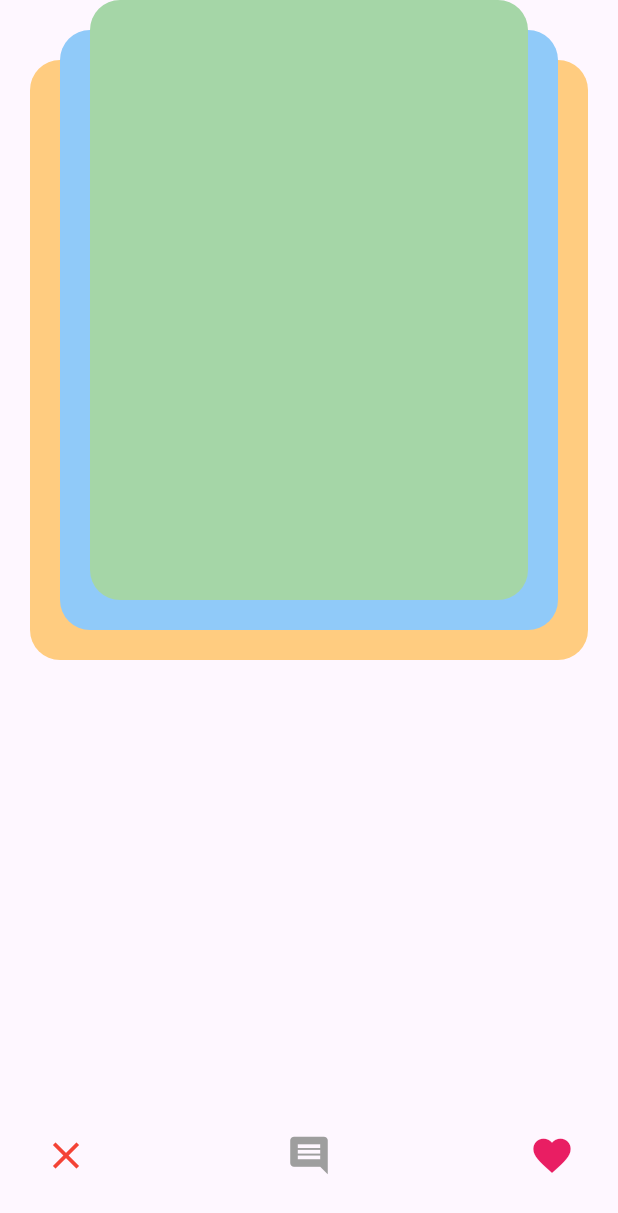
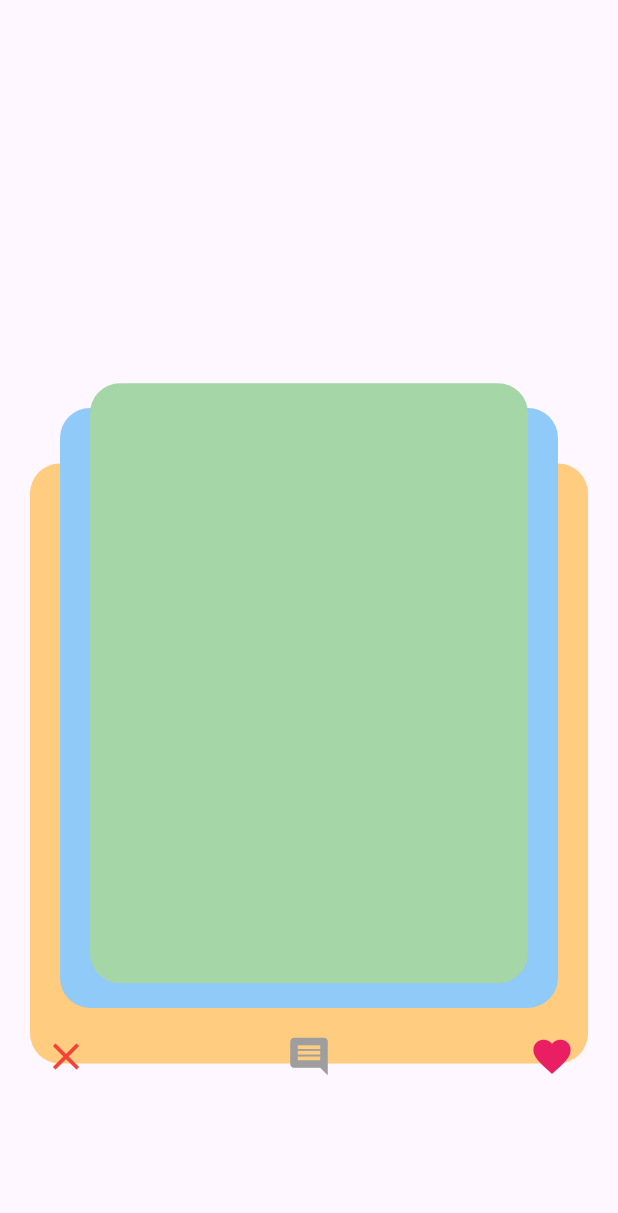
Before and after one commit to huzaifa-huzzi/animation_flutter_practice, a Flutter app: the screen it shows after launch, on a phone screen of 412 x 824 dp. Shown: the top 1213 px of the screen. Run offline on Flutter 3.47's test engine with Material 3 defaults, Android fonts, the phone set to English and light mode, and no system bars.

Commit message:
1.Practicing the animations

```diff
--- a/lib/CardAnimations.dart
+++ b/lib/CardAnimations.dart
@@ -8,45 +8,57 @@ class CardAnimations extends StatefulWidget {
 }
 
 class _CardAnimationsState extends State<CardAnimations> with SingleTickerProviderStateMixin {
-
- late Animation<double> cardAnimation,delayedCardANimation,fabButtonAnimation,infoButtonAnimation ;
- late AnimationController animationController ;
+  late Animation<double> cardAnimation, delayedCardAnimation, fabButtonAnimation, infoButtonAnimation;
+  late AnimationController animationController;
 
   @override
   void initState() {
-    // TODO: implement initState
     super.initState();
 
     animationController = AnimationController(
       vsync: this,
       duration: const Duration(seconds: 2),
     );
-    cardAnimation=Tween(begin: 0.0,end: -0.025).animate(CurvedAnimation(parent: animationController, curve: Curves.fastOutSlowIn));
-    delayedCardANimation = Tween(begin: 0.0,end: -0.05).animate(CurvedAnimation(parent: animationController, curve: Interval(0.5, 1.0,curve: Curves.fastOutSlowIn)));
-    fabButtonAnimation = Tween(begin: 0.0,end: -0.0008).animate(CurvedAnimation(parent: animationController, curve: Interval(0.8, 1.0,curve: Curves.fastOutSlowIn)));
-    infoButtonAnimation = Tween(begin: 0.0,end: 0.025).animate(CurvedAnimation(parent: animationController, curve: Interval(0.7, 1.0,curve: Curves.fastOutSlowIn)));
 
+    cardAnimation = Tween(begin: 0.0, end: -0.025).animate(
+      CurvedAnimation(parent: animationController, curve: Curves.fastOutSlowIn),
+    );
+
+    delayedCardAnimation = Tween(begin: 0.0, end: -0.05).animate(
+      CurvedAnimation(parent: animationController, curve: const Interval(0.5, 1.0, curve: Curves.fastOutSlowIn)),
+    );
+
+    fabButtonAnimation = Tween(begin: 0.0, end: -0.08).animate(
+      CurvedAnimation(parent: animationController, curve: const Interval(0.8, 1.0, curve: Curves.fastOutSlowIn)),
+    );
+
+    infoButtonAnimation = Tween(begin: 0.0, end: 0.025).animate(
+      CurvedAnimation(parent: animationController, curve: const Interval(0.7, 1.0, curve: Curves.fastOutSlowIn)),
+    );
+
+    animationController.forward(); // Start the animation
   }
 
   @override
   void dispose() {
-    // TODO: implement dispose
+    animationController.dispose();
     super.dispose();
-    animationController.dispose();
   }
-
 
   @override
   Widget build(BuildContext context) {
-   final double height = MediaQuery.of(context).size.height ;
-   animationController.forward();
+    final double height = MediaQuery.of(context).size.height;
+
     return Scaffold(
-      body: SafeArea(
+      body: AnimatedBuilder(
+        animation: animationController,
+        builder: (context, child) {
+          return SafeArea(
             child: Stack(
               children: [
                 // First card
                 Positioned(
-              top: 40,
+                  top: height * 0.4 + (height * cardAnimation.value),
                   left: 20,
                   right: 20,
                   child: Container(
@@ -59,7 +71,7 @@ class _CardAnimationsState extends State<CardAnimations> with SingleTickerProvid
                 ),
                 // Second card
                 Positioned(
-              top: 20,
+                  top: height * 0.38 + (height * delayedCardAnimation.value),
                   left: 40,
                   right: 40,
                   child: Container(
@@ -72,7 +84,7 @@ class _CardAnimationsState extends State<CardAnimations> with SingleTickerProvid
                 ),
                 // Third card
                 Positioned(
-              top: 0,
+                  top: height * 0.36 + (height * delayedCardAnimation.value),
                   left: 60,
                   right: 60,
                   child: Container(
@@ -92,25 +104,34 @@ class _CardAnimationsState extends State<CardAnimations> with SingleTickerProvid
                       mainAxisAlignment: MainAxisAlignment.spaceBetween,
                       children: [
                         // Cross button
-                    IconButton(
+                        Transform.translate(
+                          offset: Offset(0, height * fabButtonAnimation.value),
+                          child: IconButton(
                             icon: Icon(Icons.close, color: Colors.red, size: 30),
                             onPressed: () {
                               // Add cross button functionality here
                             },
                           ),
+                        ),
                         // Comments button
-                    IconButton(
+                        Transform.translate(
+                          offset: Offset(0, height * fabButtonAnimation.value),
+                          child: IconButton(
                             icon: Icon(Icons.comment, color: Colors.grey, size: 30),
                             onPressed: () {
                               // Add comments button functionality here
                             },
                           ),
+                        ),
                         // Heart button
-                    IconButton(
+                        Transform.translate(
+                          offset: Offset(0, height * fabButtonAnimation.value),
+                          child: IconButton(
                             icon: Icon(Icons.favorite, color: Colors.pink, size: 30),
                             onPressed: () {
                               // Add heart button functionality here
                             },
+                          ),
                         ),
                       ],
                     ),
@@ -118,6 +139,8 @@ class _CardAnimationsState extends State<CardAnimations> with SingleTickerProvid
                 ),
               ],
             ),
+          );
+        },
       ),
     );
   }
```
Lines whose indentation alone changed are shown as unchanged.
